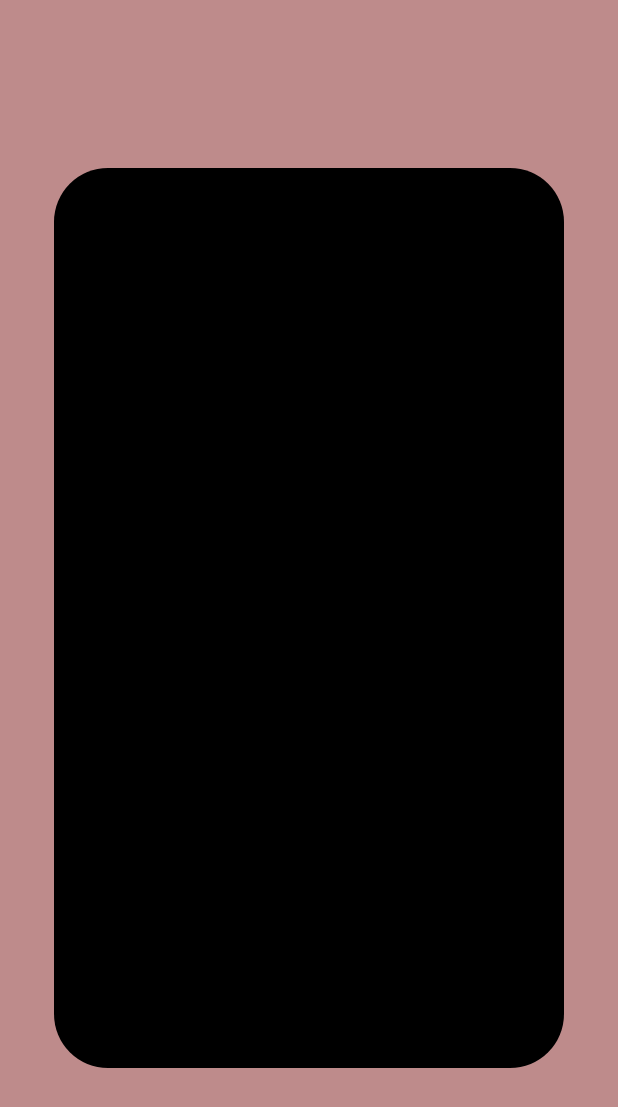
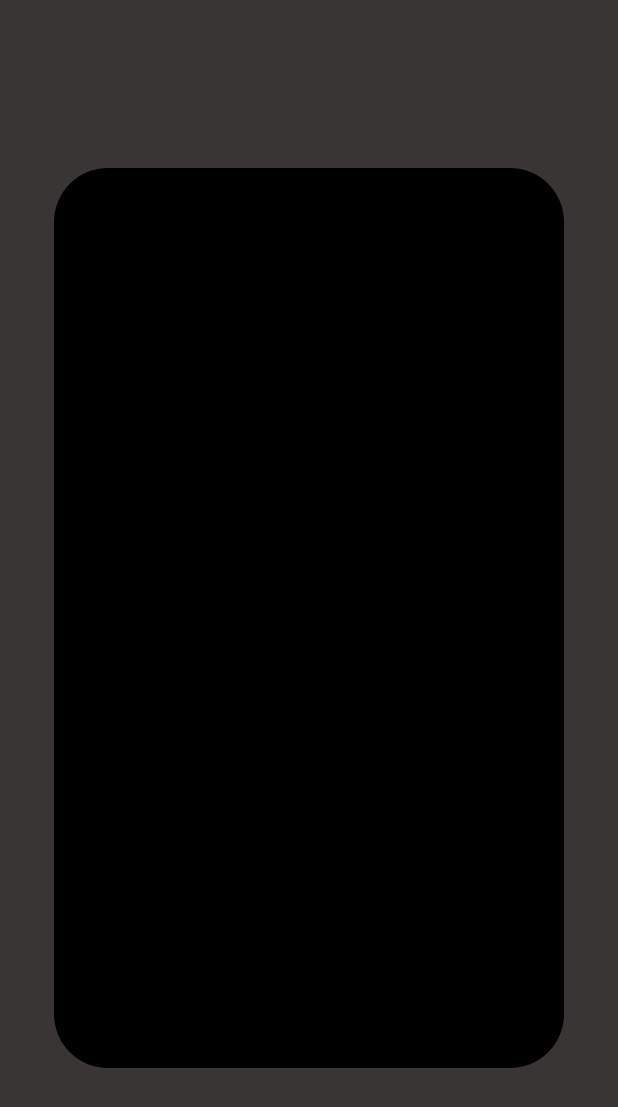
Before and after one commit to Sanjeevkrmenon/flutterapp, a Flutter app: the screen it shows after launch, on a phone screen of 412 x 824 dp. Shown: the top 1107 px of the screen. Run offline on Flutter 3.47's test engine with Material 3 defaults, Android fonts, the phone set to English and light mode, and no system bars; our stand-ins replace lottie.

Commit message:
Update main.dart

```diff
--- a/lib/main.dart
+++ b/lib/main.dart
@@ -8,7 +8,7 @@ class MyApp extends StatelessWidget {
   Widget build(BuildContext context) {
     return MaterialApp(
       home: Scaffold(
-        backgroundColor: const Color.fromARGB(255, 190, 139, 139),
+        backgroundColor: const Color.fromARGB(255, 58, 53, 53),
         body: Center(
           child: Container(
             margin: const EdgeInsets.all(36.0),
@@ -21,8 +21,8 @@ class MyApp extends StatelessWidget {
             child: Center(
               child: Lottie.asset(
                 'assets/loona_eyes.json',
-                width: 450,   // Smaller than container width (500)
-                height: 400,  // Smaller than container height (600)
+                width: 450,
+                height: 400,
                 fit: BoxFit.contain,
               ),
             ),
```
